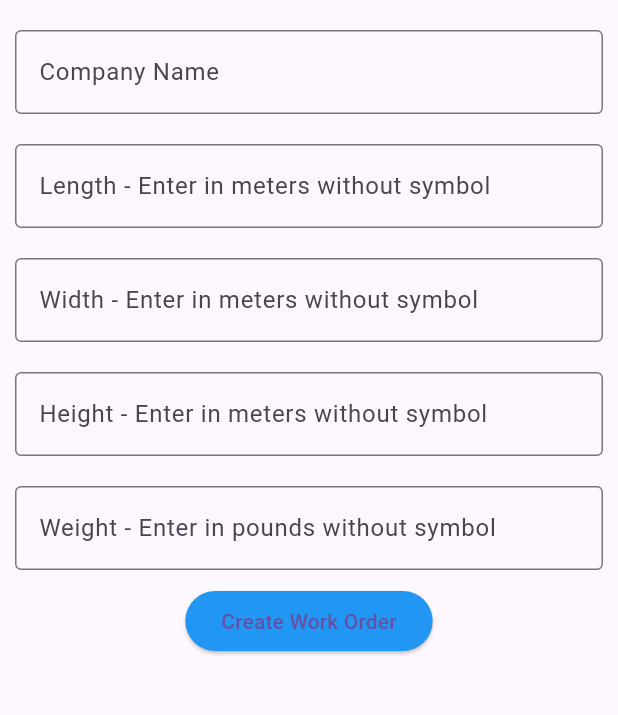
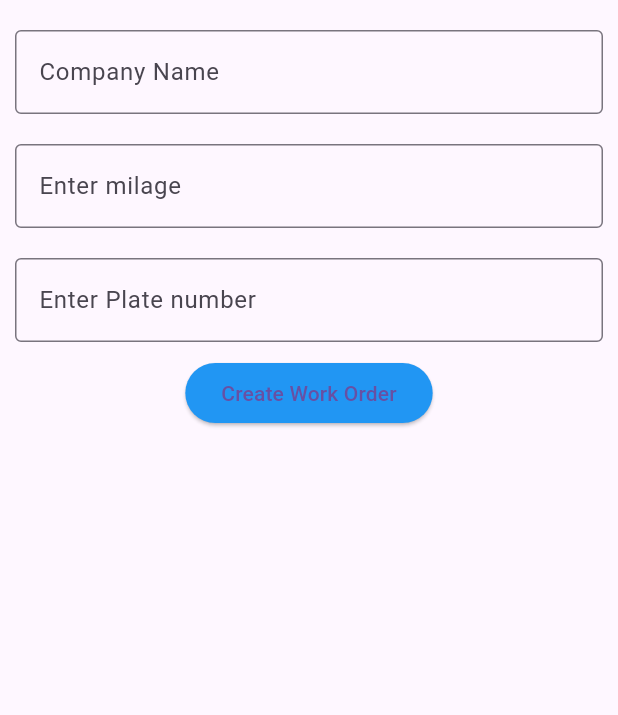
Before and after one commit to michaelwilliamparisi/Superior-Truck-Trailer, a Flutter app: the CreateTrailer screen opened directly with empty values, on a phone screen of 412 x 824 dp, the part 129-844 px from its top. Run offline on Flutter 3.47's test engine with Material 3 defaults, Android fonts, the phone set to English and light mode, and no system bars; our stand-ins replace cloud_firestore, firebase_core, image_picker; missing offline and left inert: flutter_barcode_scanner; accounts and stored records are empty.

Commit message:
Changing the Trialer model/adding before and after photos

```diff
--- a/lib/models/trailer_model.dart
+++ b/lib/models/trailer_model.dart
@@ -3,29 +3,22 @@ import 'package:cloud_firestore/cloud_firestore.dart';
 class Trailer {
   final String trailerId;
   final String companyName;
-  final double length;
-  final double width;
-  final double height;
-  final double weight;
-
+  final int milage;
+  final String licensePlate;
 
   const Trailer({
     required this.trailerId,
     required this.companyName,
-    required this.length,
-    required this.width,
-    required this.height,
-    required this.weight,
+    required this.milage,
+    required this.licensePlate,
   });
 
   Map<String, dynamic> mapUser() {
     return {
       'trailerId': trailerId,
       'companyName': companyName,
-      'length': length,
-      'width': width,
-      'height': height,
-      'weight': weight,
+      'milage': milage,
+      'licensePlate': licensePlate,
     };
   }
 
@@ -34,11 +27,8 @@ class Trailer {
     return Trailer(
       trailerId: data['trailerId'] ?? '-1',
       companyName: data['companyName'] ?? '',
-      length: data['length'] ?? 0.0,
-      width: data['width'] ?? 0.0,
-      height: data['height'] ?? 0.0,
-      weight: data['weight'] ?? 0.0,
+      milage: data['milage'] ?? '',
+      licensePlate: data['licensePlate'] ?? '',
     );
   }
-
 }
--- a/lib/models/work_order_model.dart
+++ b/lib/models/work_order_model.dart
@@ -9,6 +9,8 @@ class WorkOrders {
   String _jobCodes;
   String _parts;
   double _labour;
+  String _beforePhotoPath;
+  String _afterPhotoPath;
 
   WorkOrders({
     required String workOrderNum,
@@ -19,14 +21,18 @@ class WorkOrders {
     required String jobCodes,
     required String parts,
     required double labour,
-  }) :  _workOrderNum = workOrderNum,
+    required String beforePhotoPath,
+    required String afterPhotoPath,
+  })  : _workOrderNum = workOrderNum,
         _empNum = empNum,
         _trailerNum = trailerNum,
         _companyName = companyName,
         _status = status,
         _jobCodes = jobCodes,
         _parts = parts,
-        _labour = labour;
+        _labour = labour,
+        _beforePhotoPath = beforePhotoPath,
+        _afterPhotoPath = afterPhotoPath;
 
   String get workOrderNum => _workOrderNum;
   String get empNum => _empNum;
@@ -36,6 +42,8 @@ class WorkOrders {
   String get jobCodes => _jobCodes;
   String get parts => _parts;
   double get labour => _labour;
+  String get beforePhotoPath => _beforePhotoPath;
+  String get afterPhotoPath => _afterPhotoPath;
 
   set workOrderNum(String value) {
     _workOrderNum = value;
@@ -69,6 +77,13 @@ class WorkOrders {
     _labour = value;
   }
 
+  set beforePhotoPath(String value) {
+    _beforePhotoPath = value;
+  }
+
+  set afterPhotoPath(String value) {
+    _afterPhotoPath = value;
+  }
 
   Map<String, dynamic> mapUser() {
     return {
@@ -76,10 +91,12 @@ class WorkOrders {
       'empNum': _empNum,
       'trailerNum': _trailerNum,
       'companyName': _companyName,
-      'status' : _status,
+      'status': _status,
       'jobCodes': _jobCodes,
       'parts': _parts,
       'labour': _labour,
+      'beforePhotoPath': _beforePhotoPath,
+      'afterPhotoPath': _afterPhotoPath,
     };
   }
 
@@ -94,8 +111,8 @@ class WorkOrders {
       jobCodes: data['jobCodes'] ?? '',
       parts: data['parts'] ?? '',
       labour: data['labour'] ?? 0,
-      // Parse other properties similarly
+      beforePhotoPath: data['beforePhotoPath'] ?? '',
+      afterPhotoPath: data['afterPhotoPath'] ?? '',
     );
   }
-
 }
--- a/lib/services/database_handler.dart
+++ b/lib/services/database_handler.dart
@@ -7,7 +7,6 @@ import 'package:frontend/models/work_order_model.dart';
 //main function
 class DatabaseHandler {
   static Future<bool> createUser({required Employee employee}) async {
-
     final employeesDoc = await FirebaseFirestore.instance
         .collection("users")
         .where("employeeCode", isEqualTo: employee.employeeCode)
@@ -15,19 +14,13 @@ class DatabaseHandler {
 
     bool valid = false;
 
-      try{
-
+    try {
       DocumentSnapshot documentSnapshot = employeesDoc.docs.first;
-
-
-      }catch (e) {
-
+    } catch (e) {
       valid = true;
-
     }
 
     if (valid) {
-
       final docUser = FirebaseFirestore.instance.collection("users").doc();
 
       final json = {
@@ -40,11 +33,8 @@ class DatabaseHandler {
       await docUser.set(json);
 
       return true;
-
-    }else{
-
+    } else {
       return false;
-
     }
   }
 
@@ -65,6 +55,8 @@ class DatabaseHandler {
       'jobCodes': workOrders.jobCodes,
       'parts': workOrders.parts,
       'labour': workOrders.labour,
+      'beforePhotoPath': workOrders.beforePhotoPath,
+      'afterPhotoPath': workOrders.afterPhotoPath,
     };
 
     await docWorkOrder.set(json);
@@ -80,10 +72,8 @@ class DatabaseHandler {
     final json = {
       'trailerId': trailer.trailerId,
       'companyName': trailer.companyName,
-      'length': trailer.length,
-      'width': trailer.width,
-      'height': trailer.height,
-      'weight': trailer.weight,
+      'milage': trailer.milage,
+      'licensePlate': trailer.licensePlate,
     };
 
     await docWorkOrder.set(json);
@@ -114,7 +104,8 @@ class DatabaseHandler {
   static Future<Employee> validUser(String email, String password) async {
     final users = await FirebaseFirestore.instance
         .collection("users")
-        .where('email', isEqualTo: email).where('password', isEqualTo: password)
+        .where('email', isEqualTo: email)
+        .where('password', isEqualTo: password)
         .get(); // Query users by email
 
     if (users.docs.isNotEmpty) {
@@ -142,12 +133,7 @@ class DatabaseHandler {
       return Trailer.fromFirestore(documentSnapshot);
     } catch (e) {
       return Trailer(
-          trailerId: '-1',
-          companyName: '',
-          length: 0.0,
-          width: 0.0,
-          height: 0.0,
-          weight: 0.0);
+          trailerId: '', companyName: '', milage: 0, licensePlate: '');
     }
   }
 
@@ -161,26 +147,32 @@ class DatabaseHandler {
     return snapshot.docs.map((doc) => WorkOrders.fromFirestore(doc)).toList();
   }
 
-static Future<void> WorkOrderStatus(String trailerId, String workOrderId, String status) async {
-
-
-      DocumentReference documentReference = FirebaseFirestore.instance.collection('trailers').doc(trailerId).collection('WorkOrders').doc(workOrderId);
+  static Future<void> WorkOrderStatus(
+      String trailerId, String workOrderId, String status) async {
+    DocumentReference documentReference = FirebaseFirestore.instance
+        .collection('trailers')
+        .doc(trailerId)
+        .collection('WorkOrders')
+        .doc(workOrderId);
 
     documentReference.update({
       'status': status,
     });
-
   }
 
-  static Future<void> deleteWorkOrder(String trailerId, String workOrderId,) async {
-
-
-      DocumentReference documentReference = FirebaseFirestore.instance.collection('trailers').doc(trailerId).collection('WorkOrders').doc(workOrderId);
+  static Future<void> deleteWorkOrder(
+    String trailerId,
+    String workOrderId,
+  ) async {
+    DocumentReference documentReference = FirebaseFirestore.instance
+        .collection('trailers')
+        .doc(trailerId)
+        .collection('WorkOrders')
+        .doc(workOrderId);
 
     documentReference.update({
       'status': 'D',
     });
-
   }
 
   static Future<int> TotalWorkOrders(String trailerId) async {
--- a/lib/views/trailer_create.dart
+++ b/lib/views/trailer_create.dart
@@ -25,10 +25,12 @@ class _MyOrderState extends State<CreateTrailer> {
   final String trailerId;
   final String employeeCode;
   final TextEditingController _companyNameTEC = TextEditingController();
-  final TextEditingController _lengthTEC = TextEditingController();
-  final TextEditingController _widthTEC = TextEditingController();
-  final TextEditingController _heightTEC = TextEditingController();
-  final TextEditingController _weightTEC = TextEditingController();
+  final TextEditingController _milageTEC = TextEditingController();
+  final TextEditingController _licensePlateTEC = TextEditingController();
+  // final TextEditingController _lengthTEC = TextEditingController();
+  // final TextEditingController _widthTEC = TextEditingController();
+  // final TextEditingController _heightTEC = TextEditingController();
+  // final TextEditingController _weightTEC = TextEditingController();
 
   final GlobalKey qrKey = GlobalKey(debugLabel: 'QR');
   //late QRViewController controller;
@@ -74,69 +76,73 @@ class _MyOrderState extends State<CreateTrailer> {
             Padding(
               padding: const EdgeInsets.all(10),
               child: TextField(
-                controller: _lengthTEC,
+                controller: _milageTEC,
                 obscureText: false,
                 decoration: const InputDecoration(
                   border: OutlineInputBorder(),
-                  labelText: 'Length - Enter in meters without symbol',
-                  hintText: 'Example: 6.8',
+                  labelText: 'Enter milage',
+                  hintText: 'Example: 1000000',
                 ),
               ),
             ),
             Padding(
               padding: const EdgeInsets.all(10),
               child: TextField(
-                controller: _widthTEC,
+                controller: _licensePlateTEC,
                 obscureText: false,
                 decoration: const InputDecoration(
                   border: OutlineInputBorder(),
-                  labelText: 'Width - Enter in meters without symbol',
-                  hintText: "Example: 2.4",
+                  labelText: 'Enter Plate number',
+                  hintText: "Example: CPWE231",
                 ),
               ),
             ),
-            Padding(
-              padding: const EdgeInsets.all(10),
-              child: TextField(
-                controller: _heightTEC,
-                obscureText: false,
-                decoration: const InputDecoration(
-                  border: OutlineInputBorder(),
-                  labelText: 'Height - Enter in meters without symbol',
-                  hintText: "Example: 3.6",
-                ),
-              ),
-            ),
-            Padding(
-              padding: const EdgeInsets.all(10),
-              child: TextField(
-                controller: _weightTEC,
-                obscureText: false,
-                decoration: const InputDecoration(
-                  border: OutlineInputBorder(),
-                  labelText: 'Weight - Enter in pounds without symbol',
-                  hintText: 'Example: 150.2',
-                ),
-              ),
-            ),
+            // Padding(
+            //   padding: const EdgeInsets.all(10),
+            //   child: TextField(
+            //     controller: _heightTEC,
+            //     obscureText: false,
+            //     decoration: const InputDecoration(
+            //       border: OutlineInputBorder(),
+            //       labelText: 'Height - Enter in meters without symbol',
+            //       hintText: "Example: 3.6",
+            //     ),
+            //   ),
+            // ),
+            // Padding(
+            //   padding: const EdgeInsets.all(10),
+            //   child: TextField(
+            //     controller: _weightTEC,
+            //     obscureText: false,
+            //     decoration: const InputDecoration(
+            //       border: OutlineInputBorder(),
+            //       labelText: 'Weight - Enter in pounds without symbol',
+            //       hintText: 'Example: 150.2',
+            //     ),
+            //   ),
+            // ),
             ElevatedButton(
               onPressed: () async {
                 final String companyName = _companyNameTEC.text;
 
                 try {
-                  final double length = double.parse(_lengthTEC.text);
-                  final double width = double.parse(_widthTEC.text);
-                  final double height = double.parse(_heightTEC.text);
-                  final double weight = double.parse(_weightTEC.text);
+                  final int milage = int.parse(_milageTEC.text);
+                  final String licensePlate = _licensePlateTEC.text;
+                  // final double length = double.parse(_lengthTEC.text);
+                  // final double width = double.parse(_widthTEC.text);
+                  // final double height = double.parse(_heightTEC.text);
+                  // final double weight = double.parse(_weightTEC.text);
 
                   Trailer trailer = Trailer(
-                      trailerId: trailerId,
-                      companyName: companyName,
-                      length: length,
-                      width: width,
-                      height: height,
-                      weight: weight);
-
+                    trailerId: trailerId,
+                    companyName: companyName,
+                    milage: milage,
+                    licensePlate: licensePlate,
+                    // length: length,
+                    // width: width,
+                    // height: height,
+                    // weight: weight);
+                  );
                   DatabaseHandler.AddTrailer(trailer);
 
                   Navigator.push(
--- a/lib/views/work_order_search.dart
+++ b/lib/views/work_order_search.dart
@@ -156,7 +156,8 @@ class _WorkOrderViewState extends State<WorkOrderSearch> {
                 workOrders: workOrders,
                 trailer: trailer,
                 employeeCode: employeeCode),
-            ));
+          ),
+        );
       }
     }
   }
--- a/pubspec.yaml
+++ b/pubspec.yaml
@@ -17,6 +17,7 @@ dependencies:
   firebase_core: ^2.27.2
   cloud_firestore: ^4.15.10
   flutter_barcode_scanner: ^2.0.0
+  image_picker: ^0.8.4+2
 
 
 dev_dependencies:
```
Also changed, not shown: lib/views/login_view.dart (+7 -3 lines), lib/views/work_order_create.dart (+100 -10 lines), lib/views/work_order_list.dart (+72 -42 lines), pubspec.lock, 7 other files. Lines whose indentation alone changed are shown as unchanged.
